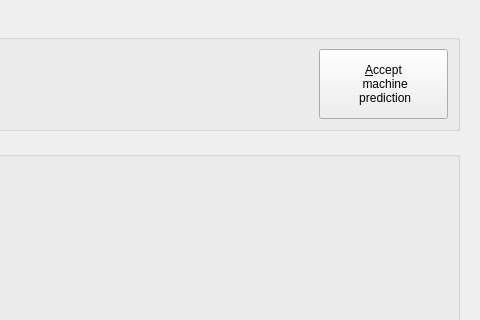
This is qtCreatorFiles/ui_identify.ui in plomgrading/plom as Qt 5 draws it before an edit; both pictures show x 520 to 1000 and y 0 to 320 of the 1000 by 600 pixel window. The edited form follows.
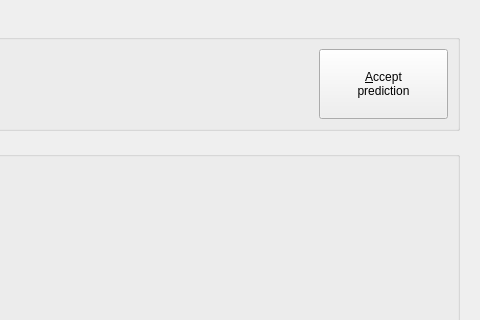
This is the edited form.

Commit message: Remove word "machine"

Diff of the .ui file:
```diff
--- a/qtCreatorFiles/ui_identify.ui
+++ b/qtCreatorFiles/ui_identify.ui
@@ -137,8 +137,7 @@
            </property>
            <property name="text">
             <string>&amp;Accept
- machine
- prediction</string>
+prediction</string>
            </property>
           </widget>
          </item>
```
The commit also changes 1 other file.
